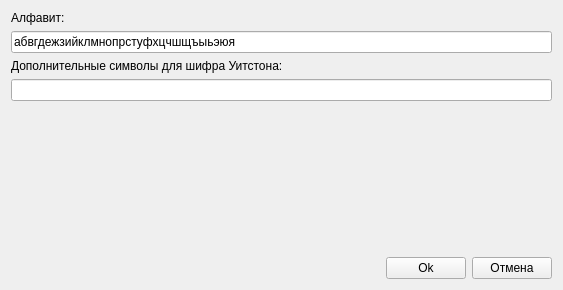
First picture: the form in settingsdialog.ui, repository smarttowel/crypto, before the edit.
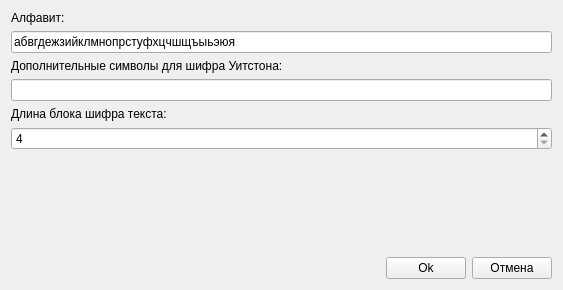
Second picture: the form after the edit.

Commit message: Refactored token length system, some small fixes

What changed in the file:
```diff
--- a/settingsdialog.ui
+++ b/settingsdialog.ui
@@ -44,6 +44,23 @@
        </property>
       </widget>
      </item>
+     <item>
+      <widget class="QLabel" name="label_3">
+       <property name="text">
+        <string>Длина блока шифра текста:</string>
+       </property>
+      </widget>
+     </item>
+     <item>
+      <widget class="QSpinBox" name="tokenLengthSpinBox">
+       <property name="minimum">
+        <number>4</number>
+       </property>
+       <property name="maximum">
+        <number>10</number>
+       </property>
+      </widget>
+     </item>
      <item>
       <spacer name="verticalSpacer">
        <property name="orientation">
```
The commit also changes 15 other files.
